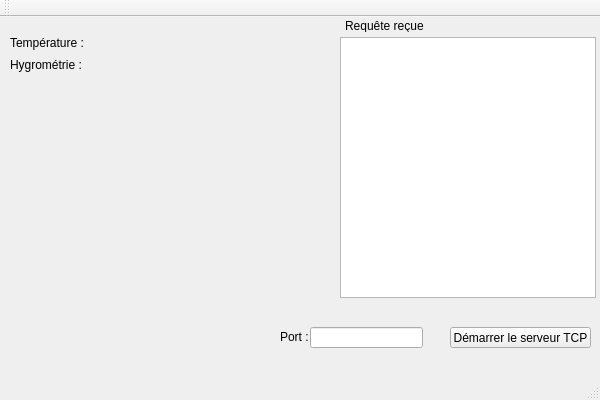
Above: Serveur/Serveur.ui from Tellier-Neo/ServeurClientTCP-IP before the change. Below: the same form after it.
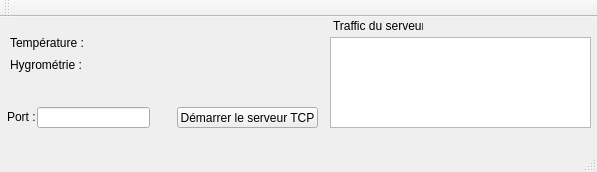
That is the form after the change.

Commit message: Finalisation du serveur avec une gestion de chaque requête et un renvoie d'erreur en cas de mauvaise requête ou de capteur invalide, Version finale sur Serveur 1.00

Diff of the .ui file:
```diff
--- a/Serveur/Serveur.ui
+++ b/Serveur/Serveur.ui
@@ -6,8 +6,8 @@
    <rect>
     <x>0</x>
     <y>0</y>
-    <width>600</width>
-    <height>400</height>
+    <width>597</width>
+    <height>172</height>
    </rect>
   </property>
   <property name="windowTitle">
@@ -17,8 +17,8 @@
    <widget class="QPushButton" name="startTcpServerButton">
     <property name="geometry">
      <rect>
-      <x>450</x>
-      <y>310</y>
+      <x>177</x>
+      <y>90</y>
       <width>141</width>
       <height>21</height>
      </rect>
@@ -30,8 +30,8 @@
    <widget class="QLineEdit" name="portInput">
     <property name="geometry">
      <rect>
-      <x>310</x>
-      <y>310</y>
+      <x>37</x>
+      <y>90</y>
       <width>113</width>
       <height>21</height>
      </rect>
@@ -40,8 +40,8 @@
    <widget class="QLabel" name="infolabel_1">
     <property name="geometry">
      <rect>
-      <x>280</x>
-      <y>310</y>
+      <x>7</x>
+      <y>90</y>
       <width>47</width>
       <height>20</height>
      </rect>
@@ -53,8 +53,8 @@
    <widget class="QLabel" name="portInfoLabel">
     <property name="geometry">
      <rect>
-      <x>313</x>
-      <y>290</y>
+      <x>40</x>
+      <y>70</y>
       <width>270</width>
       <height>13</height>
      </rect>
@@ -63,27 +63,17 @@
      <string/>
     </property>
    </widget>
-   <widget class="QTextBrowser" name="trafficInfoBox">
-    <property name="geometry">
-     <rect>
-      <x>340</x>
-      <y>20</y>
-      <width>256</width>
-      <height>261</height>
-     </rect>
-    </property>
-   </widget>
    <widget class="QLabel" name="infolabel_2">
     <property name="geometry">
      <rect>
-      <x>345</x>
+      <x>333</x>
       <y>2</y>
-      <width>80</width>
+      <width>90</width>
       <height>13</height>
      </rect>
     </property>
     <property name="text">
-     <string>Requête reçue</string>
+     <string>Traffic du serveur</string>
     </property>
    </widget>
    <widget class="QLabel" name="infolabel_3">
@@ -138,6 +128,16 @@
      <string/>
     </property>
    </widget>
+   <widget class="QPlainTextEdit" name="serverConsole">
+    <property name="geometry">
+     <rect>
+      <x>330</x>
+      <y>20</y>
+      <width>261</width>
+      <height>91</height>
+     </rect>
+    </property>
+   </widget>
   </widget>
   <widget class="QMenuBar" name="menuBar">
    <property name="geometry">
```
Left out of the diff: 2 changed lines with no effect on the pictures. The commit also changes 23 other files.
